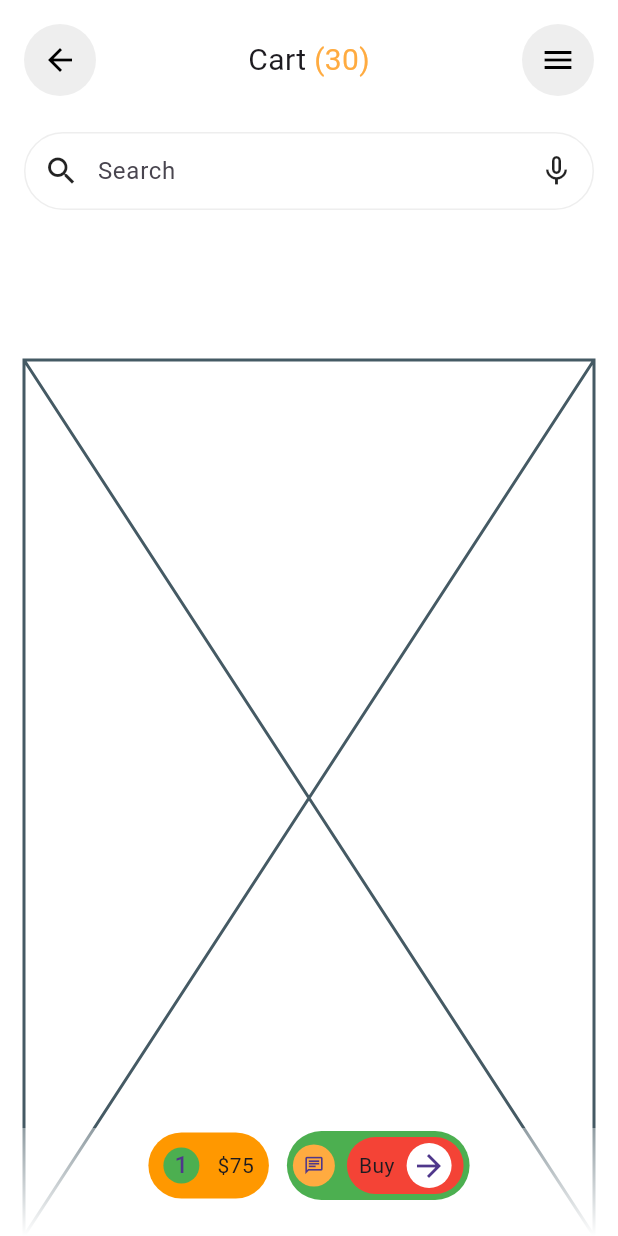
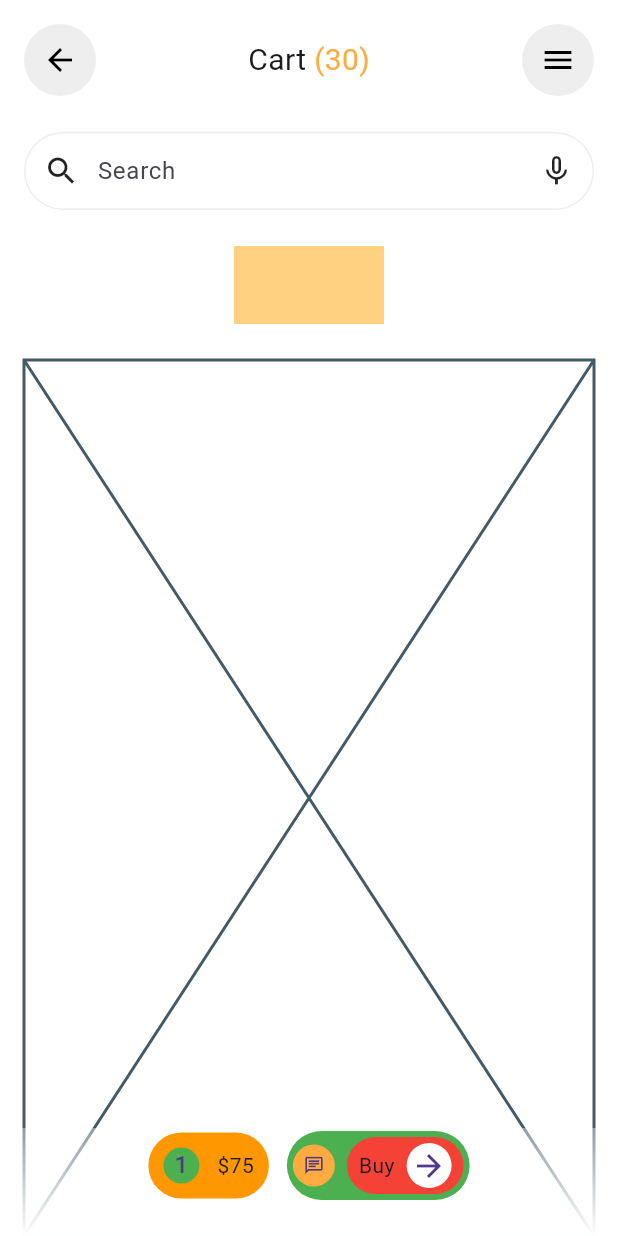
Before and after one commit to JAICHANGPARK/flutter_notebook_chapter_43, a Flutter app: the MarketplaceCartPage screen opened directly, on a phone screen of 412 x 824 dp. Run offline on Flutter 3.47's test engine with Material 3 defaults, Android fonts, the phone set to English and light mode, and no system bars; our stand-ins replace gap, hugeicons.

Commit message:
Update marketplace_cart_page.dart

```diff
--- a/lib/ep2168_marketplace_app/ui/marketplace_cart_page.dart
+++ b/lib/ep2168_marketplace_app/ui/marketplace_cart_page.dart
@@ -95,7 +95,14 @@ class _MarketplaceCartPageState extends State<MarketplaceCartPage> {
                     ),
                     child: Row(
                       mainAxisSize: MainAxisSize.min,
-                      children: [],
+                      children: [
+                        Container(
+                          width: 100,
+                          decoration: BoxDecoration(
+
+                          ),
+                        )
+                      ],
                     ),
                   ),
                   Gap(24),
```
